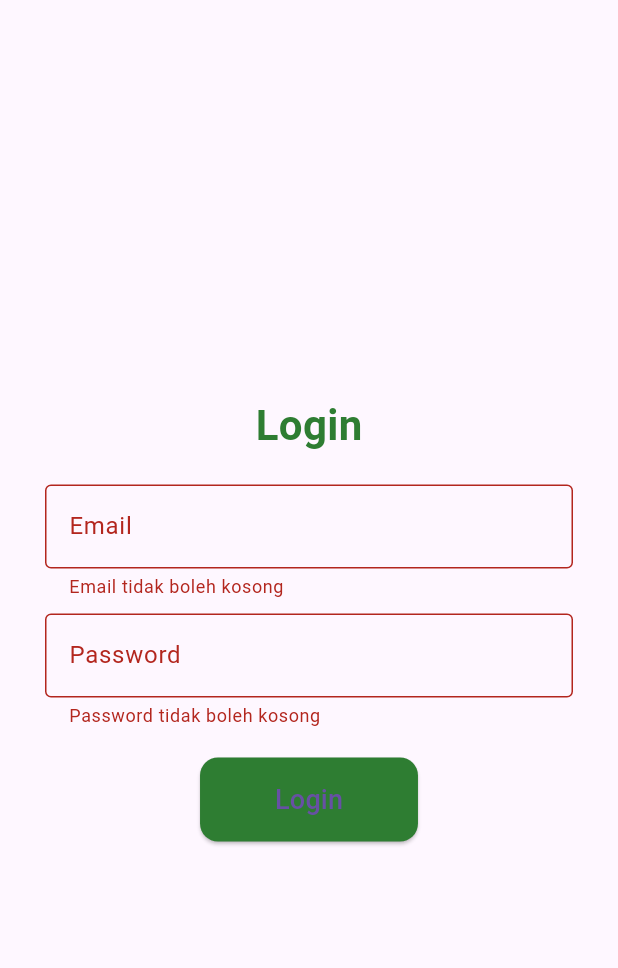
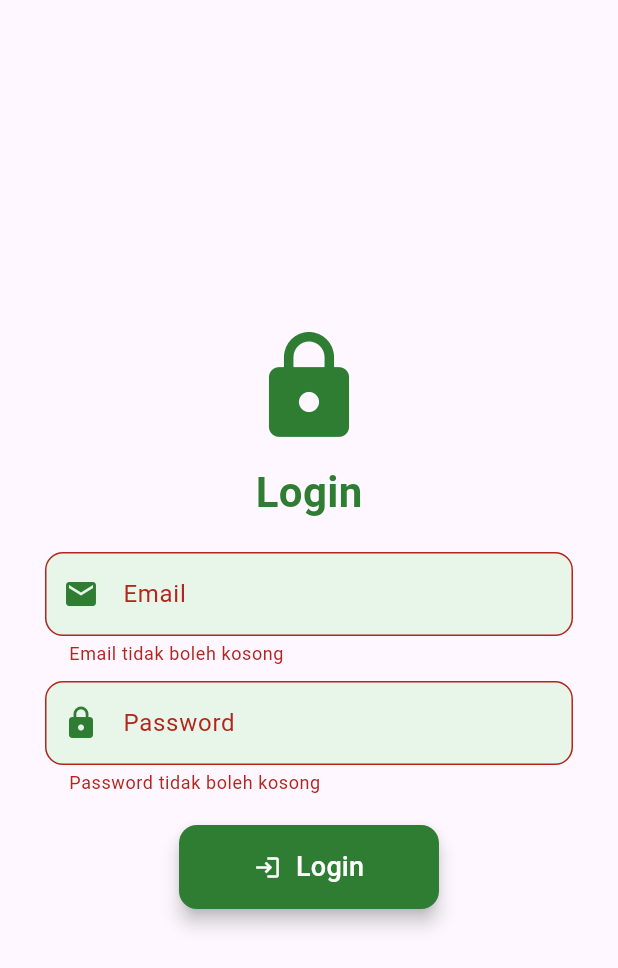
Before and after one commit to okanfdlh/aplikasi-kasir-warkop, a Flutter app: the screen it shows after launch, after a tap on "Login", on a phone screen of 412 x 824 dp. Shown: the top 968 px of the screen. Run offline on Flutter 3.47's test engine with Material 3 defaults, Android fonts, the phone set to English and light mode, and no system bars; our stand-ins replace dio, get, shared_preferences; network calls fail.

Commit message:
update home & login

```diff
--- a/lib/controllers/menu_controller.dart
+++ b/lib/controllers/menu_controller.dart
@@ -19,7 +19,7 @@ class MenuController extends GetxController {
   void fetchProducts() async {
     try {
       isLoading(true);
-      var response = await http.get(Uri.parse("https://192.168.1.8:8000/api/products"));
+      var response = await http.get(Uri.parse("https://seduh.dev-web2.babelprov.go.id/api/products"));
 
       if (response.statusCode == 200) {
         var data = json.decode(response.body);
--- a/lib/main.dart
+++ b/lib/main.dart
@@ -15,26 +15,6 @@ class MyHttpOverrides extends HttpOverrides {
   }
 }
 
-void main() {
-  HttpOverrides.global = MyHttpOverrides();
-  runApp(MyApp());
-}
-
-class MyApp extends StatelessWidget {
-  @override
-  Widget build(BuildContext context) {
-    return MaterialApp(
-      debugShowCheckedModeBanner: false,
-      theme: ThemeData(
-        primarySwatch: Colors.green,
-        fontFamily: 'Roboto',
-      ),
-      home: AuthCheck(), // Cek apakah user sudah login
-    );
-  }
-}
-
-// 🔑 Cek apakah user sudah login
 class AuthCheck extends StatefulWidget {
   @override
   _AuthCheckState createState() => _AuthCheckState();
@@ -63,7 +43,30 @@ class _AuthCheckState extends State<AuthCheck> {
   }
 }
 
-// 🔑 Halaman Login
+void main() {
+  HttpOverrides.global = MyHttpOverrides();
+  runApp(MyApp());
+}
+
+class MyApp extends StatelessWidget {
+  @override
+  Widget build(BuildContext context) {
+    return MaterialApp(
+      debugShowCheckedModeBanner: false,
+      theme: ThemeData(
+        primarySwatch: Colors.green,
+        fontFamily: 'Roboto',
+      ),
+      initialRoute: '/',
+      routes: {
+        '/': (context) => AuthCheck(),
+        '/login': (context) => LoginPage(),
+        '/home': (context) => HomePage(),
+      },
+    );
+  }
+}
+
 class LoginPage extends StatefulWidget {
   @override
   _LoginPageState createState() => _LoginPageState();
@@ -74,37 +77,30 @@ class _LoginPageState extends State<LoginPage> {
   final TextEditingController passwordController = TextEditingController();
   final GlobalKey<FormState> _formKey = GlobalKey<FormState>();
 
-  Future<void> _login() async {
-    if (_formKey.currentState!.validate()) {
+  Future<void> _login(BuildContext context) async {
+    if (!_formKey.currentState!.validate()) {
+      return;
+    }
+
+    final String email = emailController.text;
+    final String password = passwordController.text;
+
     final response = await http.post(
-  Uri.parse('https://rumahseduh.wuaze.com/api/login'),
-  headers: {
-    'Accept': 'application/json',
-    'Content-Type': 'application/x-www-form-urlencoded',
-    'User-Agent': 'FlutterApp/1.0',
-  },
-  body: {
-    'email': emailController.text,
-    'password': passwordController.text,
-  },
+      Uri.parse('https://seduh.dev-web2.babelprov.go.id/api/login'),
+      headers: {"Content-Type": "application/json"},
+      body: jsonEncode({"email": email, "password": password}),
     );
-
-
-
-print(response.body); // Tambahkan ini untuk melihat respons sebenarnya
 
     if (response.statusCode == 200) {
       final data = jsonDecode(response.body);
       SharedPreferences prefs = await SharedPreferences.getInstance();
       await prefs.setString('token', data['token']);
-        await prefs.setBool('isLoggedIn', true);
 
-        Navigator.pushReplacement(context, MaterialPageRoute(builder: (context) => HomePage()));
+      Navigator.pushReplacementNamed(context, '/home');
     } else {
       ScaffoldMessenger.of(context).showSnackBar(
-          SnackBar(content: Text('Login gagal! Periksa email dan password.')),
+        SnackBar(content: Text("Login gagal. Periksa email dan password!")),
       );
-      }
     }
   }
 
@@ -119,37 +115,33 @@ print(response.body); // Tambahkan ini untuk melihat respons sebenarnya
             child: Column(
               mainAxisAlignment: MainAxisAlignment.center,
               children: [
+                Icon(Icons.lock, size: 80, color: Colors.green.shade800),
+                SizedBox(height: 10),
                 Text(
                   "Login",
                   style: TextStyle(fontSize: 28, fontWeight: FontWeight.bold, color: Colors.green.shade800),
                 ),
                 SizedBox(height: 20),
-                TextFormField(
-                  controller: emailController,
-                  decoration: InputDecoration(
-                    labelText: "Email",
-                    border: OutlineInputBorder(),
-                  ),
-                  validator: (value) => value!.isEmpty ? "Email tidak boleh kosong" : null,
-                ),
+                _buildTextField(emailController, "Email", Icons.email, false),
                 SizedBox(height: 10),
-                TextFormField(
-                  controller: passwordController,
-                  obscureText: true,
-                  decoration: InputDecoration(
-                    labelText: "Password",
-                    border: OutlineInputBorder(),
-                  ),
-                  validator: (value) => value!.isEmpty ? "Password tidak boleh kosong" : null,
-                ),
+                _buildTextField(passwordController, "Password", Icons.lock, true),
                 SizedBox(height: 20),
                 ElevatedButton(
-                  onPressed: _login,
-                  child: Text("Login", style: TextStyle(fontSize: 18)),
+                  onPressed: () => _login(context),
                   style: ElevatedButton.styleFrom(
                     backgroundColor: Colors.green.shade800,
                     padding: EdgeInsets.symmetric(horizontal: 50, vertical: 15),
                     shape: RoundedRectangleBorder(borderRadius: BorderRadius.circular(12)),
+                    shadowColor: Colors.black,
+                    elevation: 5,
+                  ),
+                  child: Row(
+                    mainAxisSize: MainAxisSize.min,
+                    children: [
+                      Icon(Icons.login, color: Colors.white),
+                      SizedBox(width: 10),
+                      Text("Login", style: TextStyle(fontSize: 18, color: Colors.white)),
+                    ],
                   ),
                 ),
               ],
@@ -159,69 +151,60 @@ print(response.body); // Tambahkan ini untuk melihat respons sebenarnya
       ),
     );
   }
+
+  Widget _buildTextField(TextEditingController controller, String hint, IconData icon, bool obscure) {
+    return TextFormField(
+      controller: controller,
+      obscureText: obscure,
+      decoration: InputDecoration(
+        prefixIcon: Icon(icon, color: Colors.green.shade800),
+        labelText: hint,
+        border: OutlineInputBorder(borderRadius: BorderRadius.circular(12)),
+        filled: true,
+        fillColor: Colors.green.shade50,
+      ),
+      validator: (value) {
+        if (value == null || value.isEmpty) {
+          return "$hint tidak boleh kosong";
+        }
+        return null;
+      },
+    );
+  }
 }
 
-// 🏠 Halaman Utama setelah login
 class HomePage extends StatelessWidget {
-  Future<void> _logout(BuildContext context) async {
-    SharedPreferences prefs = await SharedPreferences.getInstance();
-    await prefs.remove("token"); // Hapus token untuk logout
-    Navigator.pushReplacement(context, MaterialPageRoute(builder: (context) => LoginPage()));
-  }
-
   @override
   Widget build(BuildContext context) {
     return Scaffold(
-      body: Container(
-        width: double.infinity,
-        decoration: BoxDecoration(
-          gradient: LinearGradient(
-            colors: [Colors.green.shade700, Colors.green.shade400],
-            begin: Alignment.topCenter,
-            end: Alignment.bottomCenter,
+      appBar: AppBar(
+        title: Text('Kasir', style: TextStyle(fontSize: 24, fontWeight: FontWeight.bold)),
+        actions: [
+          IconButton(
+            icon: Icon(Icons.logout, color: Colors.white),
+            onPressed: () => _logout(context),
           ),
+        ],
       ),
+      body: Padding(
+        padding: const EdgeInsets.all(16.0),
         child: Column(
-          mainAxisAlignment: MainAxisAlignment.center,
+          crossAxisAlignment: CrossAxisAlignment.center,
           children: [
-            Text(
-              "Kasir Rumah Seduh",
-              style: TextStyle(fontSize: 28, fontWeight: FontWeight.bold, color: Colors.white),
-            ),
+            _buildInfoCard(), // Panggil metode yang sekarang ada dalam kelas
+            SizedBox(height: 20),
+            _buildStoreCard(),
             SizedBox(height: 30),
-
-            _buildMenuButton(
-              icon: Icons.menu_book,
-              label: "Daftar Menu",
-              context: context,
-              page: MenuPage(),
-            ),
-
-            _buildMenuButton(
-              icon: Icons.receipt_long,
-              label: "Transaksi",
-              context: context,
-              page: OrdersPage(),
-            ),
-
-            _buildMenuButton(
-              icon: Icons.add_box,
-              label: "Tambah Menu",
-              context: context,
-              page: TambahMenuPage(),
-            ),
-
-            SizedBox(height: 20),
-
-            ElevatedButton.icon(
-              onPressed: () => _logout(context),
-              icon: Icon(Icons.logout, color: Colors.white),
-              label: Text("Logout", style: TextStyle(color: Colors.white, fontSize: 16)),
-              style: ElevatedButton.styleFrom(
-                backgroundColor: Colors.red,
-                padding: EdgeInsets.symmetric(vertical: 14, horizontal: 30),
-                shape: RoundedRectangleBorder(borderRadius: BorderRadius.circular(12)),
-              ),
+            Wrap(
+              spacing: 20,
+              runSpacing: 20,
+              alignment: WrapAlignment.center,
+              children: [
+                _buildCustomButton(context, 'Daftar Menu', Icons.menu_book),
+                _buildCustomButton(context, 'Orderan', Icons.shopping_cart),
+                _buildCustomButton(context, 'Laporan Pendapatan', Icons.attach_money),
+                _buildCustomButton(context, 'Laporan Pengeluaran', Icons.money_off),
+              ],
             ),
           ],
         ),
@@ -229,22 +212,58 @@ class HomePage extends StatelessWidget {
     );
   }
 
-  Widget _buildMenuButton({required IconData icon, required String label, required BuildContext context, required Widget page}) {
-    return Padding(
-      padding: const EdgeInsets.symmetric(vertical: 10, horizontal: 40),
-      child: ElevatedButton.icon(
-        onPressed: () {
-          Navigator.push(context, MaterialPageRoute(builder: (context) => page));
-        },
-        icon: Icon(icon, size: 28, color: Colors.white),
-        label: Text(label, style: TextStyle(fontSize: 18, fontWeight: FontWeight.bold, color: Colors.white)),
+  Widget _buildInfoCard() {
+    return Container(
+      padding: EdgeInsets.all(12),
+      decoration: BoxDecoration(
+        color: Colors.blueAccent,
+        borderRadius: BorderRadius.circular(10),
+      ),
+      child: Row(
+        mainAxisAlignment: MainAxisAlignment.spaceBetween,
+        children: [
+          Column(
+            crossAxisAlignment: CrossAxisAlignment.start,
+            children: [
+              Text('Total Penjualan Hari ini', style: TextStyle(color: Colors.white, fontSize: 16)),
+              Text('Rp. 714,000', style: TextStyle(color: Colors.white, fontSize: 20, fontWeight: FontWeight.bold)),
+            ],
+          ),
+          Text('Versi 1.0', style: TextStyle(color: Colors.white)),
+        ],
+      ),
+    );
+  }
+
+  Widget _buildStoreCard() {
+    return Card(
+      elevation: 5,
+      shape: RoundedRectangleBorder(borderRadius: BorderRadius.circular(10)),
+      child: ListTile(
+        leading: Icon(Icons.store, color: Colors.green.shade800),
+        title: Text('RUMAH SEDUH', style: TextStyle(fontWeight: FontWeight.bold)),
+        subtitle: Text('Jl. Parit Pekir Sebelah SDN 13\nSungailiat - Bangka'),
+      ),
+    );
+  }
+
+  Widget _buildCustomButton(BuildContext context, String title, IconData icon) {
+    return ElevatedButton.icon(
+      onPressed: () {},
+      icon: Icon(icon, color: Colors.white),
+      label: Text(title, style: TextStyle(fontSize: 16, color: Colors.white)),
       style: ElevatedButton.styleFrom(
+        padding: EdgeInsets.symmetric(vertical: 20, horizontal: 30),
         backgroundColor: Colors.green.shade800,
-          padding: EdgeInsets.symmetric(vertical: 14),
-          shape: RoundedRectangleBorder(borderRadius: BorderRadius.circular(12)),
+        shape: RoundedRectangleBorder(borderRadius: BorderRadius.circular(10)),
         elevation: 5,
-        ),
       ),
     );
   }
 }
+
+Future<void> _logout(BuildContext context) async {
+  SharedPreferences prefs = await SharedPreferences.getInstance();
+  await prefs.remove('token');
+  Navigator.pushReplacementNamed(context, '/login');
+}
--- a/lib/services/order_service.dart
+++ b/lib/services/order_service.dart
@@ -3,7 +3,7 @@ import 'package:http/http.dart' as http;
 
 class OrderService {
   static Future<List<dynamic>> fetchOrders() async {
-    final response = await http.get(Uri.parse('https://rumahseduh.wuaze.com/api/orders'));
+    final response = await http.get(Uri.parse('https://seduh.dev-web2.babelprov.go.id/api/orders'));
 
     if (response.statusCode == 200) {
       return json.decode(response.body);
```
Lines whose indentation alone changed are shown as unchanged.
